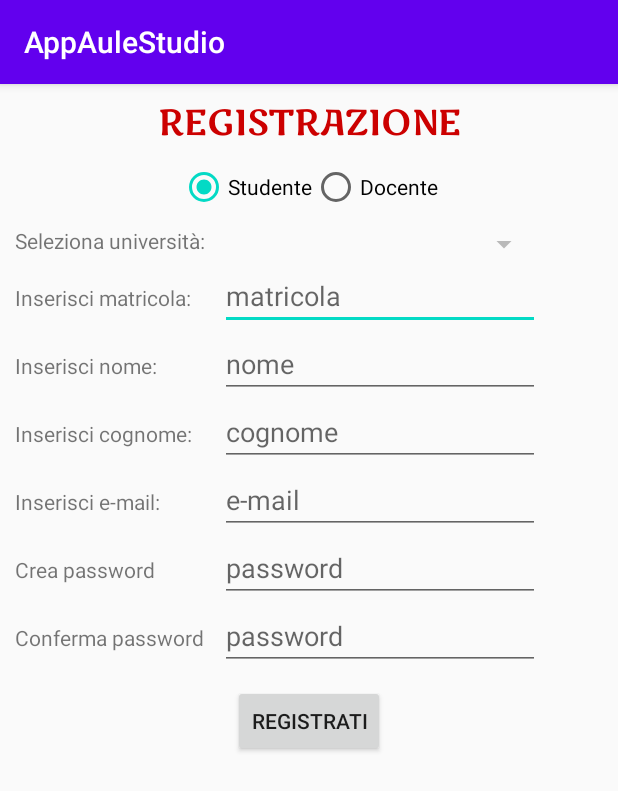
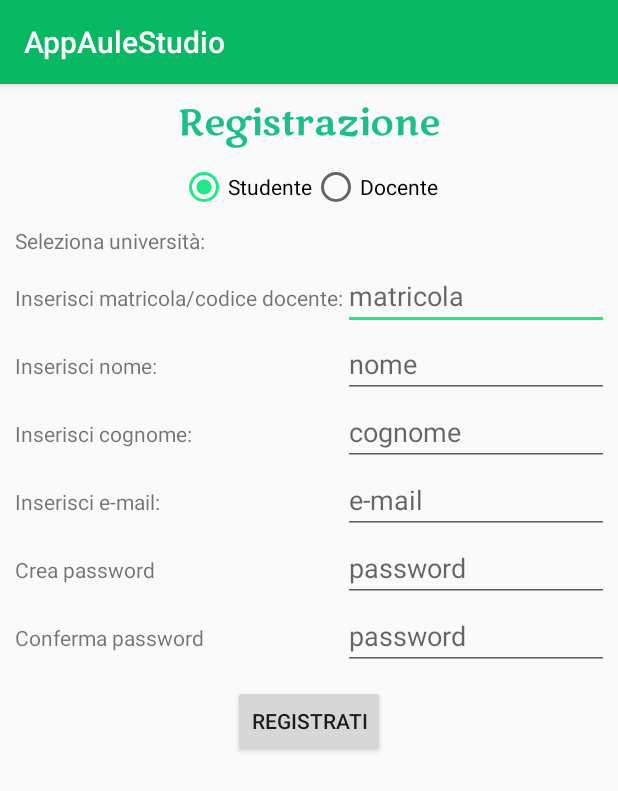
Before and after one commit to Giacomo1994/AppAuleStudio, an Android app: the RegistrazioneActivity screen opened directly, with no data from a screen before it, on a phone screen of 412 x 824 dp. Shown: the top 791 px of the screen. Run offline under Robolectric (Android 15) with nearby library versions, the phone set to English and light mode, and no system bars.

Commit message:
conRegistrazioneDocente

```diff
--- a/app/src/main/java/com/example/appaulestudio/RegistrazioneActivity.java
+++ b/app/src/main/java/com/example/appaulestudio/RegistrazioneActivity.java
@@ -44,16 +44,14 @@
     EditText txt_matricola,txt_nome,txt_cognome,txt_email,txt_password, txt_password2;
     RadioButton radioStudente,radioDocente;
     Intent intent;
-
     Universita universita=null;
-    String matricola,nome,cognome,email, password, password2;
+    String matricola,nome,cognome, email, password, password2;
 
     static final String URL_UNIVERSITA="http://pmsc9.altervista.org/progetto/listaUniversita.php";
-    static final String URL_REGISTRAZIONE="http://pmsc9.altervista.org/progetto/registrazione_studente.php";
-
-    @Override
-    protected void onCreate(Bundle savedInstanceState) {
-        super.onCreate(savedInstanceState);
+    static final String URL_REGISTRAZIONE_STUDENTE="http://pmsc9.altervista.org/progetto/registrazione_studente.php";
+    static final String URL_REGISTRAZIONE_DOCENTE="http://pmsc9.altervista.org/progetto/registrazione_docente.php";
+    //inizializziamo l'intefaccia utente
+    private void initUI(){
         setContentView(R.layout.activity_registrazione);
         spinner=findViewById(R.id.reg_universita);
         btn_registrazione=findViewById(R.id.btn_registrazione);
@@ -67,7 +65,12 @@
         radioStudente=findViewById(R.id.radioButton5);
         radioDocente=findViewById(R.id.radioButton6);
         intent=getIntent();
+    }
 
+    @Override
+    protected void onCreate(Bundle savedInstanceState) {
+        super.onCreate(savedInstanceState);
+        initUI();
 
         //riempio spinner con universita
         new riempiUniversita().execute();
@@ -114,12 +117,19 @@
                     return;
                 }
 
+
+
+                //inserisco il vincolo sul radiobutton nel metodo registraUtente
                 //registrazione utente
-                if(radioStudente.isChecked()) new registraUtente().execute();
+                //if(radioStudente.isChecked()) new registraUtente().execute();
+
+                //else if(radioDocente.isChecked()) new registraDocente.execute();
+                new registraUtente().execute();
             }
         });
     }
 
+    //riempie lo spinner delle univeristà
     private class riempiUniversita extends AsyncTask<Void, Void, Universita[]> {
         @Override
         protected Universita[] doInBackground(Void... strings) {
@@ -179,20 +189,33 @@
             });
         }
     }
-
+    //registra nella tabella utente il nuovo utente
     private class registraUtente extends AsyncTask<Void, Void, String> {
             @Override
             protected String doInBackground(Void... strings) {
                 try {
-                    URL url = new URL(URL_REGISTRAZIONE);
-                    //URL url = new URL("http://10.0.2.2/progetto/registrazione_utente.php");
+                    URL url;
+                    //vincoli sul radiobutton per chiamare registrazione studente vs docente
+                    if(radioStudente.isChecked()) {
+                         url = new URL(URL_REGISTRAZIONE_STUDENTE);
+                        //URL url = new URL("http://10.0.2.2/progetto/registrazione_studente.php");
+                    }
+                    else {
+                        url= new URL(URL_REGISTRAZIONE_DOCENTE);
+                        //URL url = new URL("http://10.0.2.2/progetto/registrazione_docente.php");
+                    }
                     HttpURLConnection urlConnection = (HttpURLConnection) url.openConnection();
                     urlConnection.setReadTimeout(1000);
                     urlConnection.setConnectTimeout(1500);
                     urlConnection.setRequestMethod("POST");
                     urlConnection.setDoOutput(true);
                     urlConnection.setDoInput(true);
-                    String parametri = "universita=" + URLEncoder.encode(universita.codice, "UTF-8") + "&matricola=" + URLEncoder.encode(matricola, "UTF-8") + "&nome=" + URLEncoder.encode(nome, "UTF-8") + "&cognome=" + URLEncoder.encode(cognome, "UTF-8") + "&mail=" + URLEncoder.encode(email, "UTF-8") + "&password=" + URLEncoder.encode(password, "UTF-8"); //imposto parametri da passare
+                    String parametri = "universita=" + URLEncoder.encode(universita.codice, "UTF-8") + "&matricola=" +
+                            URLEncoder.encode(matricola, "UTF-8") + "&nome=" +
+                            URLEncoder.encode(nome, "UTF-8") + "&cognome=" +
+                            URLEncoder.encode(cognome, "UTF-8") + "&mail=" +
+                            URLEncoder.encode(email, "UTF-8") + "&password=" +
+                            URLEncoder.encode(password, "UTF-8"); //imposto parametri da passare
                     DataOutputStream dos = new DataOutputStream(urlConnection.getOutputStream());
                     dos.writeBytes(parametri);
                     dos.flush();
--- a/app/src/main/res/layout/activity_home.xml
+++ b/app/src/main/res/layout/activity_home.xml
@@ -55,7 +55,7 @@
             android:layout_height="wrap_content"
             android:gravity="center"
             android:text="INFORMAZIONI AULE"
-            android:textColor="@android:color/holo_red_dark"
+            android:textColor="@color/intestazione"
             android:textSize="24sp"
             app:fontFamily="@font/marko_one" />
 
--- a/app/src/main/res/layout/activity_registrazione.xml
+++ b/app/src/main/res/layout/activity_registrazione.xml
@@ -13,8 +13,8 @@
         android:layout_width="match_parent"
         android:layout_height="wrap_content"
         android:gravity="center"
-        android:text="REGISTRAZIONE"
-        android:textColor="@android:color/holo_red_dark"
+        android:text="Registrazione"
+        android:textColor="@color/intestazione"
         android:textSize="24sp"
         app:fontFamily="@font/marko_one" />
 
@@ -70,7 +70,7 @@
                 android:id="@+id/textView4"
                 android:layout_width="wrap_content"
                 android:layout_height="wrap_content"
-                android:text="Inserisci matricola:" />
+                android:text="Inserisci matricola/codice docente:" />
 
             <EditText
                 android:id="@+id/reg_matricola"
--- a/app/src/main/res/values/colors.xml
+++ b/app/src/main/res/values/colors.xml
@@ -1,6 +1,7 @@
 <?xml version="1.0" encoding="utf-8"?>
 <resources>
-    <color name="colorPrimary">#6200EE</color>
-    <color name="colorPrimaryDark">#3700B3</color>
-    <color name="colorAccent">#03DAC5</color>
+    <color name="colorPrimary">#09b863</color>
+    <color name="colorPrimaryDark">#19bf6f</color>
+    <color name="colorAccent">#20e887</color>
+    <color name="intestazione">#1bbf88</color>
 </resources>
```
Also changed, not shown: app/src/main/res/layout/activity_main.xml (+9 -1 lines).
